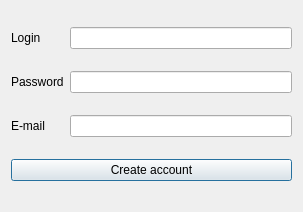
Dem4ke/Water-monitoring-system, file MS_Client/MS_Client/Dialogs/UserDataHandler/AccountCreationDlg.ui: the form before one commit.
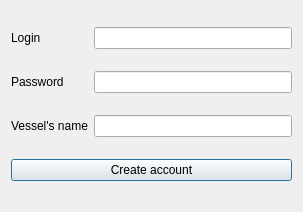
The form after the commit.

Commit message: Added project component, updated config component, added vessel's monitoring system API class

Patch:
```diff
--- a/MS_Client/MS_Client/Dialogs/UserDataHandler/AccountCreationDlg.ui
+++ b/MS_Client/MS_Client/Dialogs/UserDataHandler/AccountCreationDlg.ui
@@ -41,7 +41,7 @@
    <item row="2" column="0">
     <widget class="QLabel" name="label_5">
      <property name="text">
-      <string>E-mail</string>
+      <string>Vessel's name</string>
      </property>
     </widget>
    </item>
```
Left out of the diff: 2 changed lines with no effect on the pictures. The commit also changes 23 other files.
